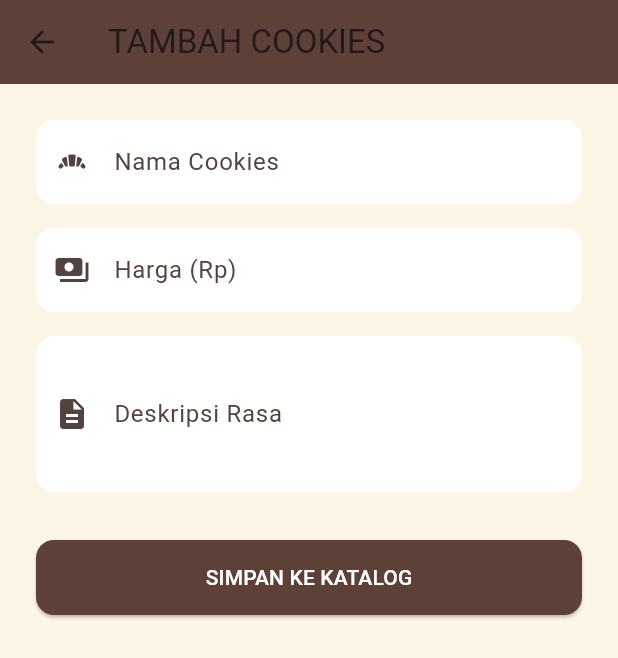
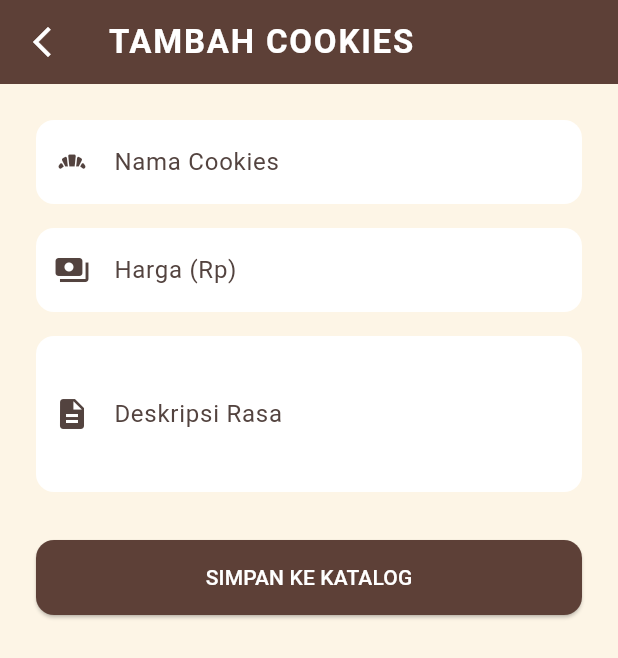
Before and after one commit to fhmptrdnd/pbm-moribites, a Flutter app: the FormProductView screen opened directly with empty values, on a phone screen of 412 x 824 dp. Shown: the top 658 px of the screen. Run offline on Flutter 3.47's test engine with Material 3 defaults, Android fonts, the phone set to English and light mode, and no system bars; our stand-ins replace flutter_secure_storage; accounts and stored records are empty; network calls fail; Roboto replaces fonts that are missing (Arimo).

Commit message:
Aku dah selesai

```diff
--- a/lib/view/catalog_view.dart
+++ b/lib/view/catalog_view.dart
@@ -36,6 +36,12 @@ class _CatalogViewState extends State<CatalogView> {
           style: TextStyle(fontWeight: FontWeight.bold, letterSpacing: 1.2, color: Colors.white),
         ),
         backgroundColor: primaryBrown,
+        leading: IconButton(
+          icon: const Icon(Icons.arrow_back_ios_new, color: Colors.white),
+          onPressed: () {
+            Navigator.pop(context);
+          },
+        ),
         actions: [
           IconButton(
             icon: const Icon(Icons.cloud_upload),
--- a/lib/view/form_product_view.dart
+++ b/lib/view/form_product_view.dart
@@ -53,8 +53,17 @@ class _FormProductViewState extends State<FormProductView> {
     return Scaffold(
       backgroundColor: const Color(0xFFFDF5E6),
       appBar: AppBar(
-        title: const Text('TAMBAH COOKIES'),
+        title: const Text(
+          'TAMBAH COOKIES',
+          style: TextStyle(fontWeight: FontWeight.bold, letterSpacing: 1.2, color: Colors.white),
+        ),
         backgroundColor: const Color(0xFF5D4037),
+        leading: IconButton(
+          icon: const Icon(Icons.arrow_back_ios_new, color: Colors.white),
+          onPressed: () {
+            Navigator.pop(context);
+          },
+        ),
       ),
       body: SingleChildScrollView(
         padding: const EdgeInsets.all(24.0),
```
Also changed, not shown: lib/view/submit_task_view.dart (+15 -10 lines).
